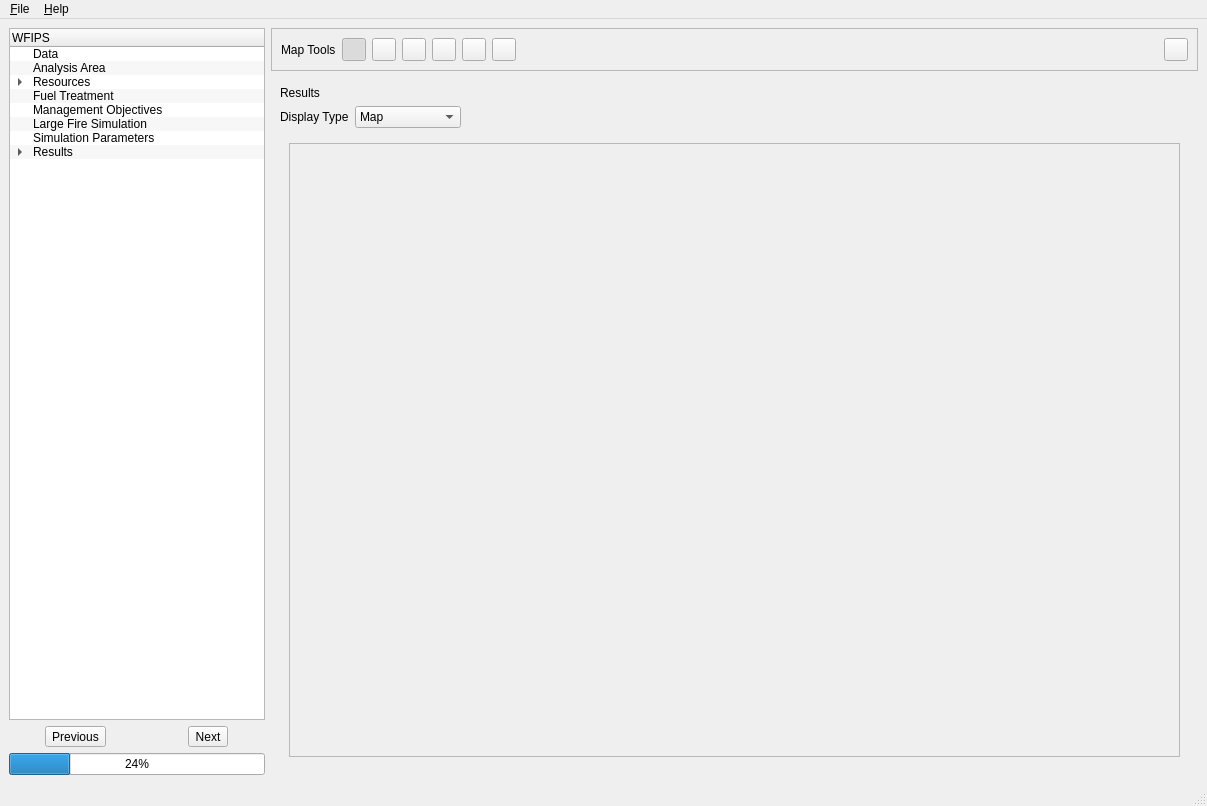
This is irs/src/gui/wfipsmainwindow.ui in firelab/wfips as Qt 5 draws it before an edit. The edited form follows.
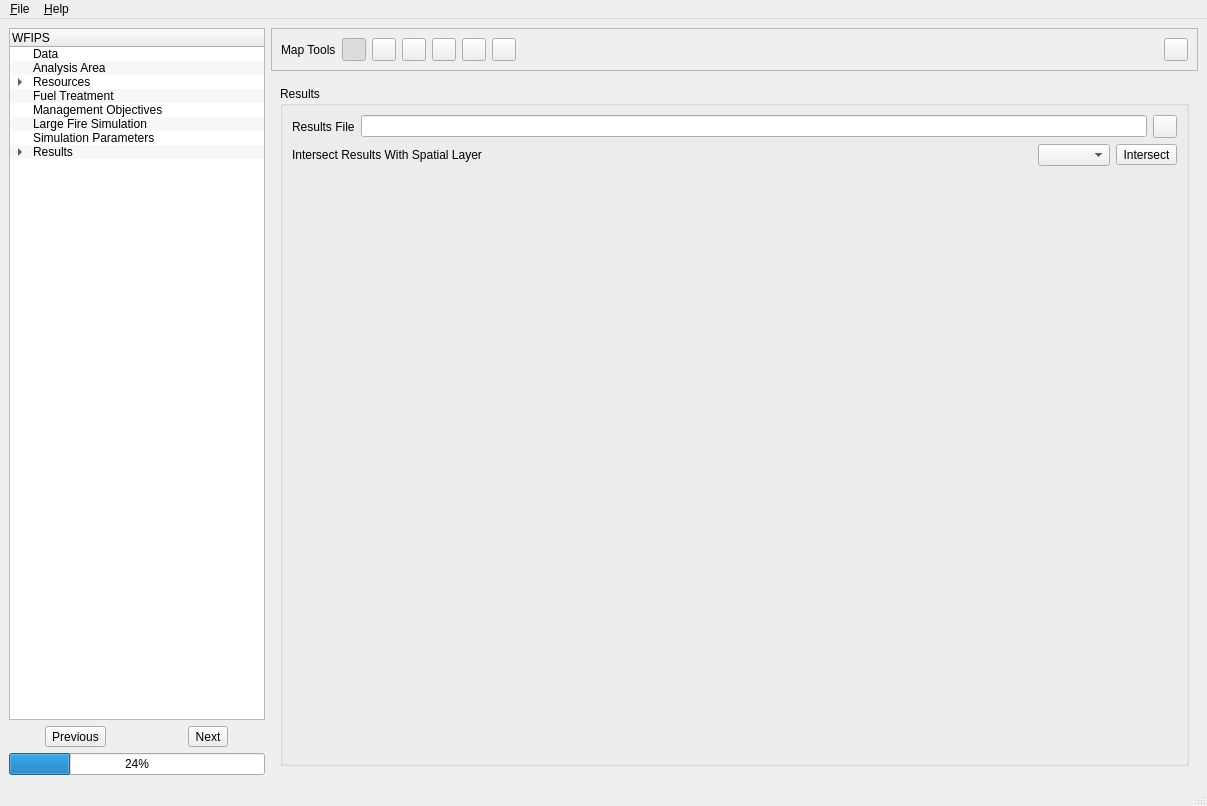
This is the edited form. The open tabs and pages were chosen to show the change.

Commit message: lots of crap.  stub in large fire, stub in save resources, start base sqlite3 class

What changed in the file:
```diff
--- a/irs/src/gui/wfipsmainwindow.ui
+++ b/irs/src/gui/wfipsmainwindow.ui
@@ -589,23 +589,6 @@
           </item>
          </layout>
         </widget>
-        <widget class="QWidget" name="agencyPage">
-         <layout class="QVBoxLayout" name="verticalLayout_16">
-          <item>
-           <spacer name="verticalSpacer_8">
-            <property name="orientation">
-             <enum>Qt::Vertical</enum>
-            </property>
-            <property name="sizeHint" stdset="0">
-             <size>
-              <width>20</width>
-              <height>40</height>
-             </size>
-            </property>
-           </spacer>
-          </item>
-         </layout>
-        </widget>
         <widget class="QWidget" name="dispLocPage">
          <layout class="QVBoxLayout" name="verticalLayout_8">
           <item>
@@ -2303,38 +2286,43 @@
         <widget class="QWidget" name="resultsPage">
          <layout class="QVBoxLayout" name="verticalLayout_4">
           <item>
-           <widget class="QLabel" name="label_5">
-            <property name="text">
+           <widget class="QGroupBox" name="groupBox_4">
+            <property name="title">
              <string>Results</string>
             </property>
-           </widget>
-          </item>
+            <layout class="QVBoxLayout" name="verticalLayout_3">
           <item>
            <layout class="QHBoxLayout" name="horizontalLayout_4">
             <item>
              <widget class="QLabel" name="label">
               <property name="text">
-               <string>Display Type</string>
+                  <string>Results File</string>
               </property>
              </widget>
             </item>
             <item>
-             <widget class="QComboBox" name="comboBox">
-              <item>
-               <property name="text">
-                <string>Map</string>
-               </property>
+                <widget class="QLineEdit" name="resultsFileEdit">
+                 <property name="readOnly">
+                  <bool>true</bool>
+                 </property>
+                </widget>
               </item>
               <item>
+                <widget class="QToolButton" name="resultsOpenButton">
                <property name="text">
-                <string>Plot Stats</string>
-               </property>
-              </item>
+                  <string/>
+                 </property>
+                </widget>
+               </item>
+              </layout>
+             </item>
               <item>
+              <layout class="QHBoxLayout" name="horizontalLayout_31">
+               <item>
+                <widget class="QLabel" name="label_4">
                <property name="text">
-                <string>Plot Summary</string>
-               </property>
-              </item>
+                  <string>Intersect Results With Spatial Layer</string>
+                 </property>
              </widget>
             </item>
             <item>
@@ -2350,41 +2338,35 @@
               </property>
              </spacer>
             </item>
-           </layout>
+               <item>
+                <widget class="QComboBox" name="comboBox"/>
           </item>
           <item>
-           <widget class="QStackedWidget" name="stackedWidget_2">
-            <property name="currentIndex">
-             <number>0</number>
-            </property>
-            <widget class="QWidget" name="resultsPage_2">
-             <layout class="QVBoxLayout" name="verticalLayout_3">
-              <item>
-               <widget class="QFrame" name="resultMapFrame">
-                <property name="frameShape">
-                 <enum>QFrame::StyledPanel</enum>
-                </property>
-                <property name="frameShadow">
-                 <enum>QFrame::Raised</enum>
-                </property>
+                <widget class="QToolButton" name="toolButton">
+                 <property name="text">
+                  <string>Intersect</string>
+                 </property>
+                 <property name="toolButtonStyle">
+                  <enum>Qt::ToolButtonTextBesideIcon</enum>
+                 </property>
                </widget>
               </item>
              </layout>
-            </widget>
-            <widget class="QWidget" name="resultStatsPage">
-             <layout class="QVBoxLayout" name="verticalLayout_7">
+             </item>
               <item>
-               <widget class="QFrame" name="frame_2">
-                <property name="frameShape">
-                 <enum>QFrame::StyledPanel</enum>
-                </property>
-                <property name="frameShadow">
-                 <enum>QFrame::Raised</enum>
-                </property>
-               </widget>
-              </item>
-             </layout>
-            </widget>
+              <spacer name="verticalSpacer_8">
+               <property name="orientation">
+                <enum>Qt::Vertical</enum>
+               </property>
+               <property name="sizeHint" stdset="0">
+                <size>
+                 <width>20</width>
+                 <height>40</height>
+                </size>
+               </property>
+              </spacer>
+             </item>
+            </layout>
            </widget>
           </item>
          </layout>
```
Lines whose indentation alone changed are shown as unchanged. The commit also changes 13 other files.
